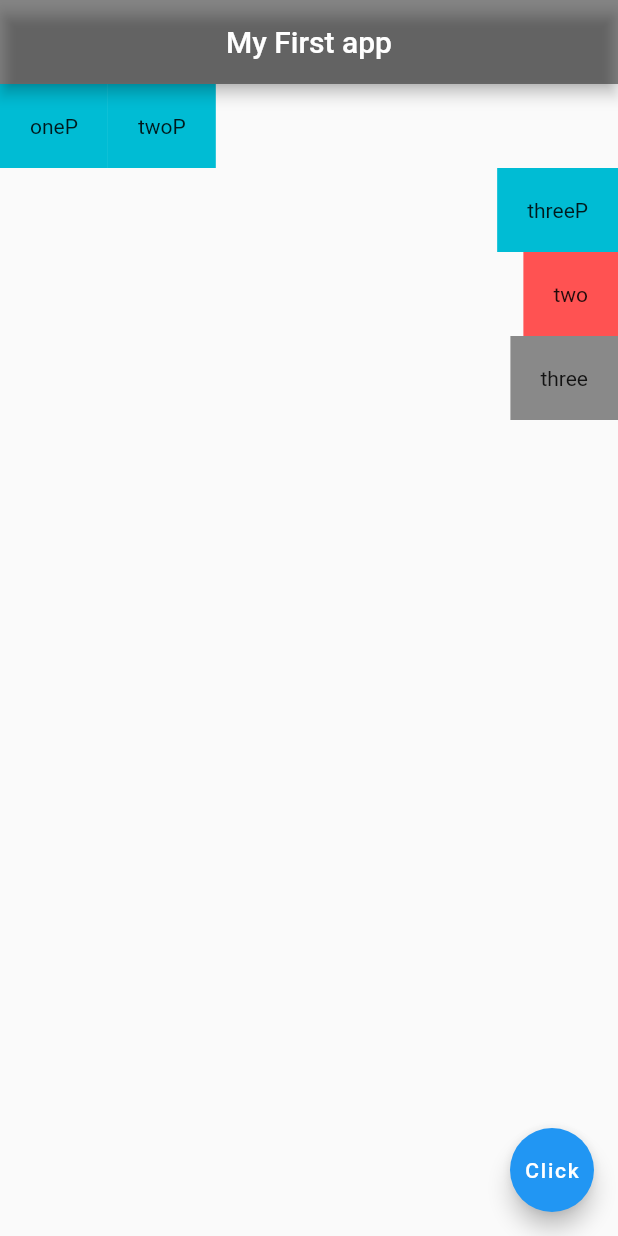
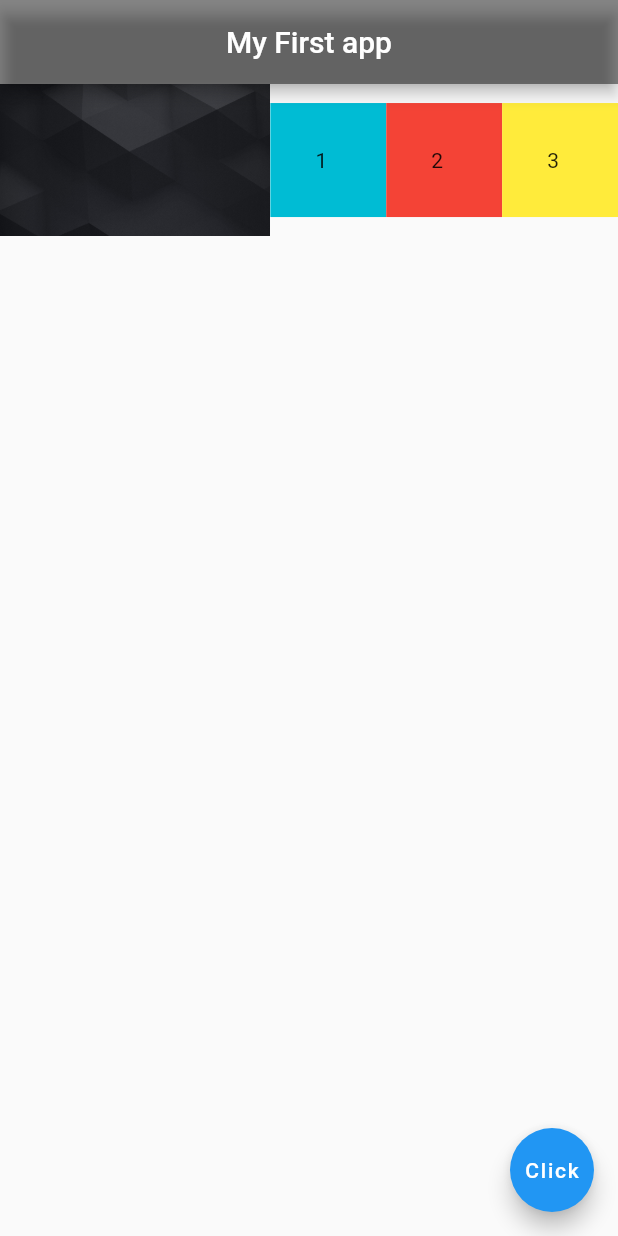
Before and after one commit to MaqC254/learning-flutter, a Flutter app: the screen it shows after launch, on a phone screen of 412 x 824 dp. Run offline on Flutter 3.47's test engine with Material 2 defaults, Android fonts, the phone set to English and light mode, and no system bars.

Commit message:
After part before 1st project

```diff
--- a/flutter_learn/lib/main.dart
+++ b/flutter_learn/lib/main.dart
@@ -16,7 +16,38 @@ class Home extends StatelessWidget {
         backgroundColor: Colors.black45,
         centerTitle: true,
       ),
-      body:Column(
+      body:Row(
+        children: [
+          Expanded(child: Image.asset('photos/default.jpg'),
+          flex: 7),
+          Expanded(
+            flex: 3,
+            child: Container(
+              padding: EdgeInsets.all(30),
+              color: Colors.cyan,
+              child: Text('1'),
+            ),
+          ),
+          Expanded(
+            flex: 3,
+            child: Container(
+              padding: EdgeInsets.all(30),
+              color: Colors.red,
+              child: Text('2'),
+            ),
+          ),
+          Expanded(
+            flex: 3,
+            child: Container(
+              padding: EdgeInsets.all(30),
+              color: Colors.yellow,
+              child: Text('3'),
+            ),
+          ),
+        ],
+      ),
+
+      /*Column(
         mainAxisAlignment: MainAxisAlignment.start,
         crossAxisAlignment: CrossAxisAlignment.end,
         children: [
@@ -51,7 +82,7 @@ class Home extends StatelessWidget {
         )
 
       ],),
-
+*/
       /*Row(
         mainAxisAlignment: MainAxisAlignment.spaceAround,
         crossAxisAlignment: CrossAxisAlignment.end,
```
